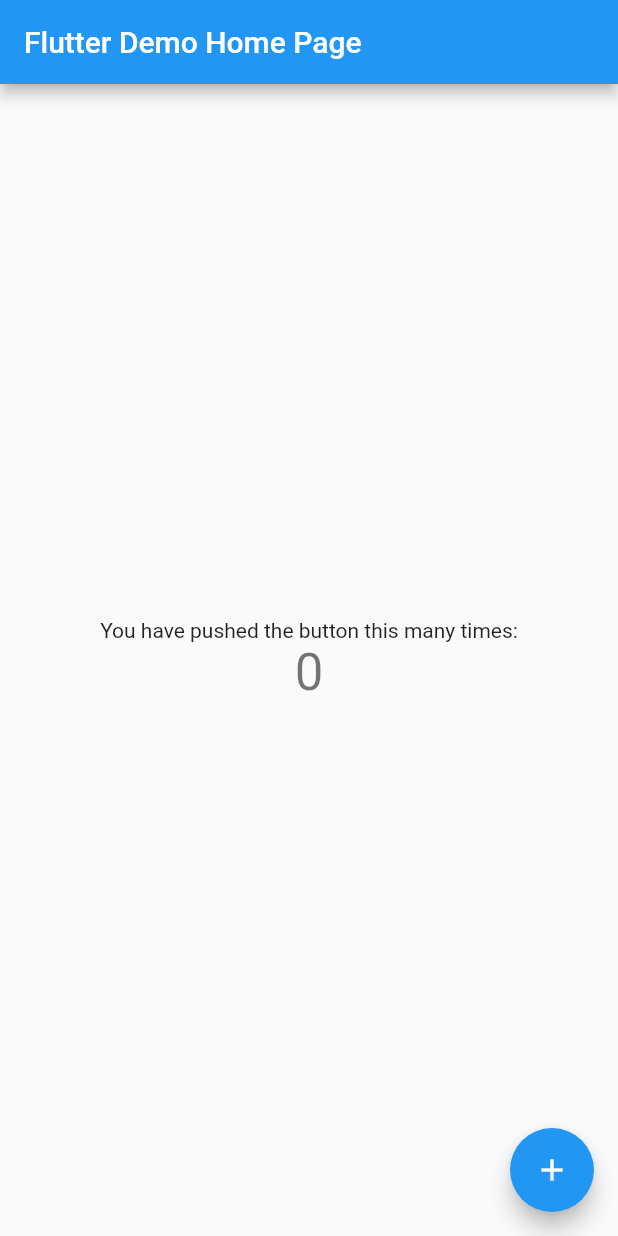
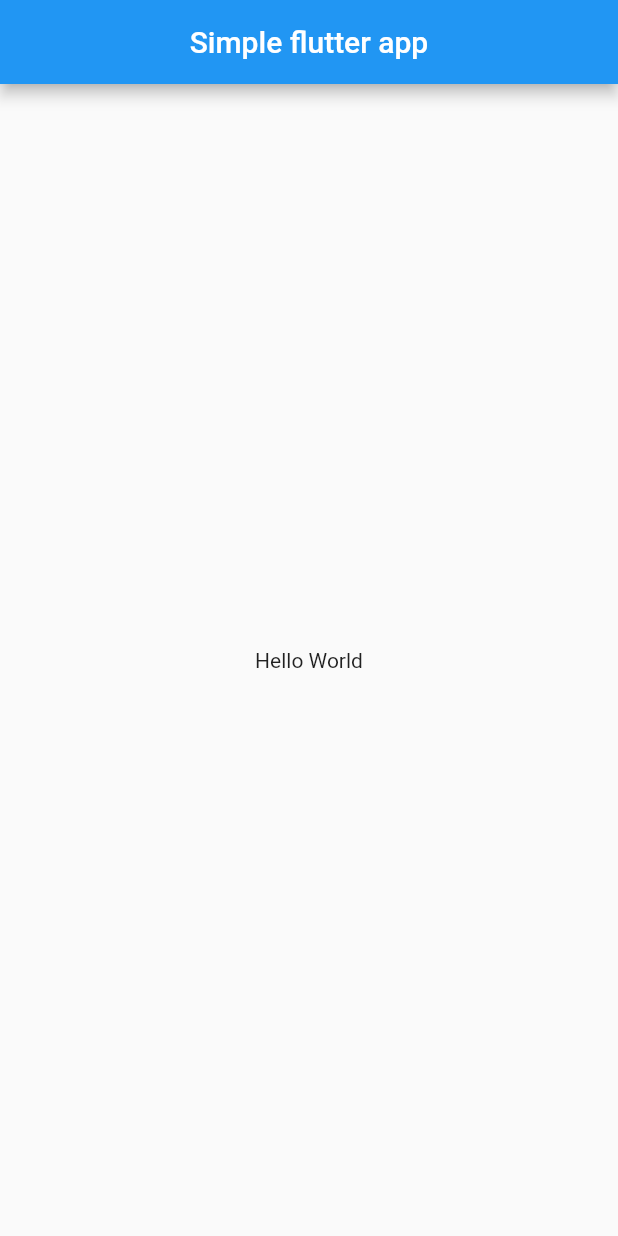
Before and after one commit to DonAlahakoon/Simple_Flutter_App-MAD-, a Flutter app: the screen it shows after launch, on a phone screen of 412 x 824 dp. Run offline on Flutter 3.47's test engine with Material 2 defaults, Android fonts, the phone set to English and light mode, and no system bars.

Commit message:
Adding simple flutter app code

```diff
--- a/lib/main.dart
+++ b/lib/main.dart
@@ -1,115 +1,17 @@
+import 'package:flutter/cupertino.dart';
 import 'package:flutter/material.dart';
+import 'package:simple_flutter_app/pages/home_page.dart';
 
-void main() {
-  runApp(const MyApp());
-}
+void main() => runApp(const MyApp());
+
 
 class MyApp extends StatelessWidget {
   const MyApp({Key? key}) : super(key: key);
 
-  // This widget is the root of your application.
   @override
   Widget build(BuildContext context) {
     return MaterialApp(
-      title: 'Flutter Demo',
-      theme: ThemeData(
-        // This is the theme of your application.
-        //
-        // Try running your application with "flutter run". You'll see the
-        // application has a blue toolbar. Then, without quitting the app, try
-        // changing the primarySwatch below to Colors.green and then invoke
-        // "hot reload" (press "r" in the console where you ran "flutter run",
-        // or simply save your changes to "hot reload" in a Flutter IDE).
-        // Notice that the counter didn't reset back to zero; the application
-        // is not restarted.
-        primarySwatch: Colors.blue,
-      ),
-      home: const MyHomePage(title: 'Flutter Demo Home Page'),
+      home:MyHomePage(),
     );
   }
 }
-
-class MyHomePage extends StatefulWidget {
-  const MyHomePage({Key? key, required this.title}) : super(key: key);
-
-  // This widget is the home page of your application. It is stateful, meaning
-  // that it has a State object (defined below) that contains fields that affect
-  // how it looks.
-
-  // This class is the configuration for the state. It holds the values (in this
-  // case the title) provided by the parent (in this case the App widget) and
-  // used by the build method of the State. Fields in a Widget subclass are
-  // always marked "final".
-
-  final String title;
-
-  @override
-  State<MyHomePage> createState() => _MyHomePageState();
-}
-
-class _MyHomePageState extends State<MyHomePage> {
-  int _counter = 0;
-
-  void _incrementCounter() {
-    setState(() {
-      // This call to setState tells the Flutter framework that something has
-      // changed in this State, which causes it to rerun the build method below
-      // so that the display can reflect the updated values. If we changed
-      // _counter without calling setState(), then the build method would not be
-      // called again, and so nothing would appear to happen.
-      _counter++;
-    });
-  }
-
-  @override
-  Widget build(BuildContext context) {
-    // This method is rerun every time setState is called, for instance as done
-    // by the _incrementCounter method above.
-    //
-    // The Flutter framework has been optimized to make rerunning build methods
-    // fast, so that you can just rebuild anything that needs updating rather
-    // than having to individually change instances of widgets.
-    return Scaffold(
-      appBar: AppBar(
-        // Here we take the value from the MyHomePage object that was created by
-        // the App.build method, and use it to set our appbar title.
-        title: Text(widget.title),
-      ),
-      body: Center(
-        // Center is a layout widget. It takes a single child and positions it
-        // in the middle of the parent.
-        child: Column(
-          // Column is also a layout widget. It takes a list of children and
-          // arranges them vertically. By default, it sizes itself to fit its
-          // children horizontally, and tries to be as tall as its parent.
-          //
-          // Invoke "debug painting" (press "p" in the console, choose the
-          // "Toggle Debug Paint" action from the Flutter Inspector in Android
-          // Studio, or the "Toggle Debug Paint" command in Visual Studio Code)
-          // to see the wireframe for each widget.
-          //
-          // Column has various properties to control how it sizes itself and
-          // how it positions its children. Here we use mainAxisAlignment to
-          // center the children vertically; the main axis here is the vertical
-          // axis because Columns are vertical (the cross axis would be
-          // horizontal).
-          mainAxisAlignment: MainAxisAlignment.center,
-          children: <Widget>[
-            const Text(
-              'You have pushed the button this many times:',
-            ),
-            Text(
-              '$_counter',
-              style: Theme.of(context).textTheme.headline4,
-            ),
-          ],
-        ),
-      ),
-      floatingActionButton: FloatingActionButton(
-        onPressed: _incrementCounter,
-        tooltip: 'Increment',
-        child: const Icon(Icons.add),
-      ), // This trailing comma makes auto-formatting nicer for build methods.
-    );
-  }
-}
--- /dev/null
+++ b/lib/pages/home_page.dart
@@ -0,0 +1,20 @@
+import 'package:flutter/material.dart';
+import 'package:flutter/src/foundation/key.dart';
+import 'package:flutter/src/widgets/framework.dart';
+
+class MyHomePage extends StatelessWidget {
+  const MyHomePage({Key? key}) : super(key: key);
+
+  @override
+  Widget build(BuildContext context) {
+    return Scaffold(
+      appBar: AppBar(
+        title: Text("Simple flutter app"),
+        centerTitle: true,
+      ),
+      body:Center(
+        child: Text("Hello World"),
+      )
+    );
+  }
+}
```
